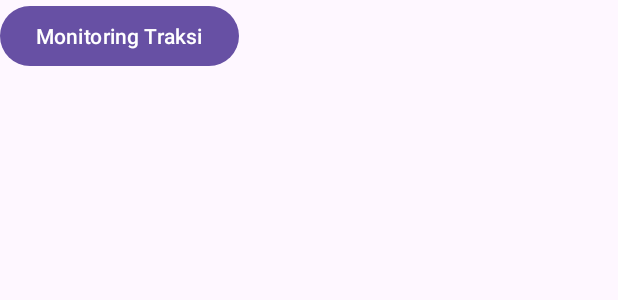
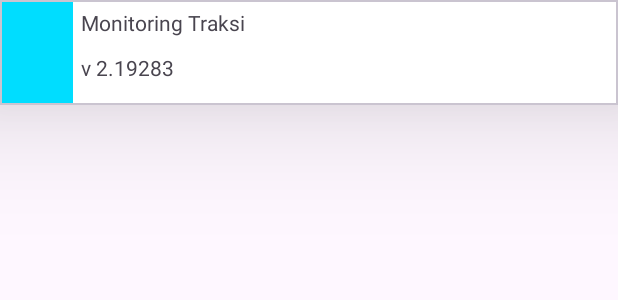
Before and after one commit to Dendysurya15/Monitoring-Traksi, an Android app: the layout activity_main.xml on its own in the app's theme, with its tools: preview values and no code run, on a phone screen of 412 x 824 dp. Shown: the top 300 px of the screen. Run offline under Robolectric (Android 15) with nearby library versions, the phone set to English and light mode, and no system bars.

Commit message:
Perbaikan halaman home

```diff
--- a/app/src/main/res/layout/activity_main.xml
+++ b/app/src/main/res/layout/activity_main.xml
@@ -4,15 +4,53 @@
     xmlns:tools="http://schemas.android.com/tools"
     android:layout_width="match_parent"
     android:layout_height="match_parent"
-    tools:context=".MainActivity">
+    tools:context=".MainActivity"
+    >
 
-    <Button
-        android:id="@+id/button"
-        android:layout_width="wrap_content"
-        android:layout_height="wrap_content"
-        android:text="Monitoring Traksi"
-        tools:layout_editor_absoluteX="62dp"
-        tools:layout_editor_absoluteY="162dp" />
+    <com.google.android.material.card.MaterialCardView
+        android:layout_width="match_parent"
+        android:layout_height="70dp"
+        app:layout_constraintTop_toTopOf="parent"
+        app:layout_constraintStart_toStartOf="parent"
+        app:layout_constraintEnd_toEndOf="parent"
+        tools:layout_editor_absoluteX="1dp"
+        android:backgroundTint="@color/white"
+        app:cardCornerRadius="0dp"
+        app:cardElevation="50dp"
+        tools:layout_editor_absoluteY="1dp">
+
+        <LinearLayout
+            android:layout_width="match_parent"
+            android:layout_height="match_parent"
+            android:orientation="horizontal" android:weightSum="3">
+
+            <ImageView
+                android:layout_width="wrap_content"
+                android:layout_height="match_parent"
+                android:layout_weight="0.5"
+                android:src="@android:color/holo_blue_bright"/>
+            <LinearLayout
+                android:layout_width="wrap_content"
+                android:orientation="vertical"
+                android:layout_height="match_parent"
+                android:padding="5dp"
+                android:layout_weight="1.5"
+                >
 
 
+                <TextView
+                    android:layout_width="match_parent"
+                    android:layout_height="match_parent"
+                    android:text="Monitoring Traksi" android:layout_weight="1"/>
+                <TextView
+                    android:layout_width="match_parent"
+                    android:layout_height="match_parent"
+                    android:text="v 2.19283" android:layout_weight="1"/>
+
+            </LinearLayout>
+
+
+        </LinearLayout>
+
+    </com.google.android.material.card.MaterialCardView>
 </androidx.constraintlayout.widget.ConstraintLayout>
```
